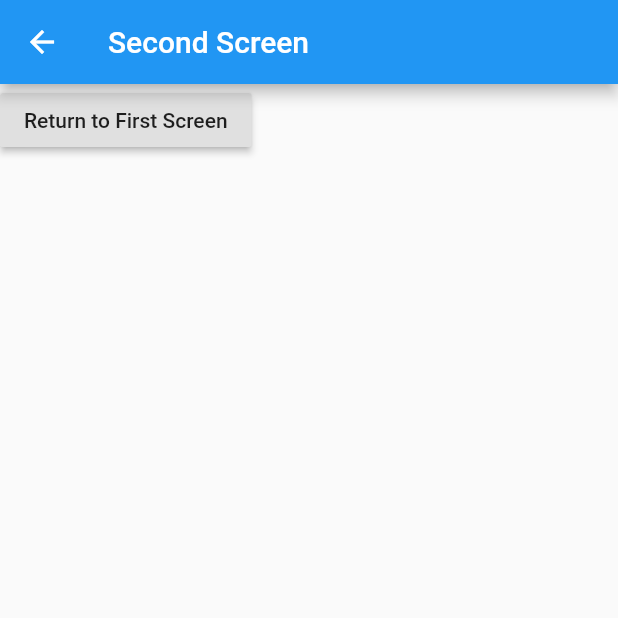
After one commit to ricardoham/my-flutter-app-navigation, a Flutter app: the screen it shows after launch, after a tap on "Click to go forward", on a phone screen of 412 x 824 dp, the top half of it. The commit adds this screen. Run offline on Flutter 3.47's test engine with Material 2 defaults, Android fonts, the phone set to English and light mode, and no system bars.

Commit message:
dev: screen routings

```diff
--- a/lib/screens/first_screen.dart
+++ b/lib/screens/first_screen.dart
@@ -1,4 +1,5 @@
 import 'package:flutter/material.dart';
+import './second_screen.dart';
 
 class FirstScreen extends StatelessWidget {
   const FirstScreen({Key key}) : super(key: key);
@@ -13,8 +14,13 @@ class FirstScreen extends StatelessWidget {
         children: <Widget>[
           Text('THE FIRST SCREEN'),
           RaisedButton(
-            onPressed: () {},
-            child: Text('Click to back'),
+            onPressed: () {
+              Navigator.push(
+                context,
+                MaterialPageRoute(builder: (context) => SecondScreen()),
+              );
+            },
+            child: Text('Click to go forward'),
           )
         ],
       ),
--- /dev/null
+++ b/lib/screens/second_screen.dart
@@ -0,0 +1,24 @@
+import 'package:flutter/material.dart';
+
+class SecondScreen extends StatelessWidget {
+  const SecondScreen({Key key}) : super(key: key);
+
+  @override
+  Widget build(BuildContext context) {
+    return Scaffold(
+      appBar: AppBar(
+        title: Text('Second Screen'),
+      ),
+      body: Column(
+        children: <Widget>[
+          RaisedButton(
+            onPressed: () {
+              Navigator.pop(context);
+            },
+            child: Text('Return to First Screen'),
+          )
+        ],
+      ),
+    );
+  }
+}
```
